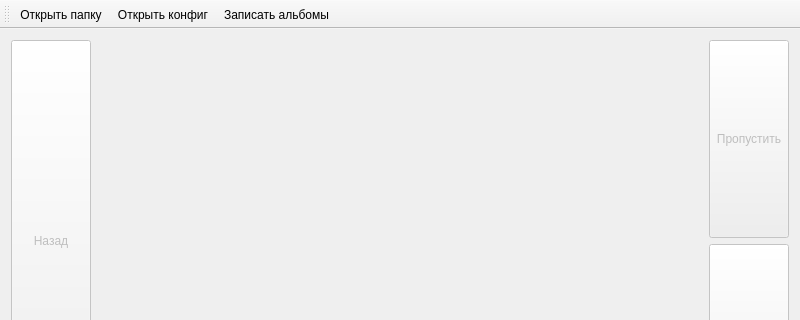
cool-palace/Screenshot-Manager, file mainwindow.ui: the form before one commit; both pictures show x 0 to 800 and y 0 to 320 of the 800 by 600 pixel window.
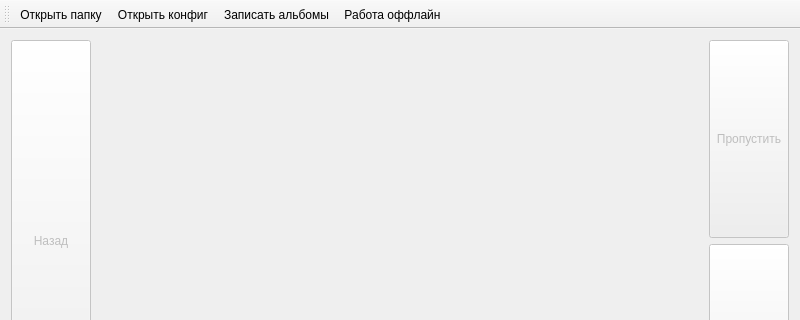
The form after the commit.

Commit message: Added automatic quote file update function Added automatic access token retrieving Added offline mode

```diff
--- a/mainwindow.ui
+++ b/mainwindow.ui
@@ -205,6 +205,7 @@
    <addaction name="open_folder"/>
    <addaction name="open_config"/>
    <addaction name="get_albums"/>
+   <addaction name="offline"/>
   </widget>
   <action name="open_folder">
    <property name="text">
@@ -226,6 +227,17 @@
     <string>Записать альбомы</string>
    </property>
   </action>
+  <action name="offline">
+   <property name="checkable">
+    <bool>true</bool>
+   </property>
+   <property name="checked">
+    <bool>false</bool>
+   </property>
+   <property name="text">
+    <string>Работа оффлайн</string>
+   </property>
+  </action>
  </widget>
  <layoutdefault spacing="6" margin="11"/>
  <resources/>
```
The commit also changes 4 other files.
